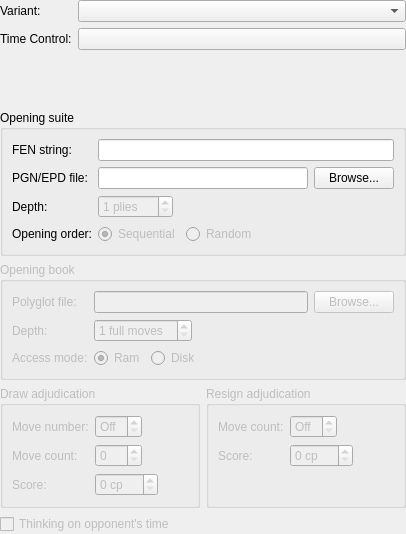
Old version of the form projects/gui/ui/gamesettingswidget.ui in the repository cutechess/cutechess.
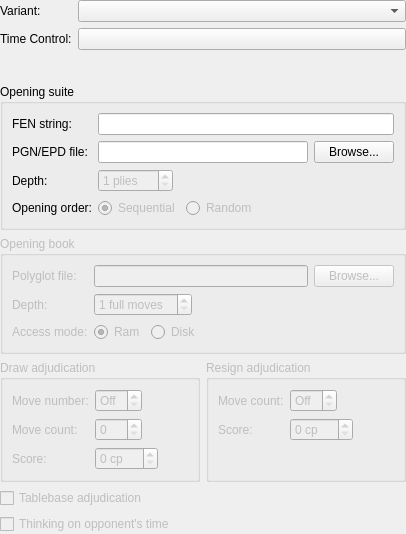
New version of the form.

Commit message: gui: add Gaviota tablebases (#82)

The edit to the form file:
```diff
--- a/projects/gui/ui/gamesettingswidget.ui
+++ b/projects/gui/ui/gamesettingswidget.ui
@@ -462,6 +462,16 @@
      </item>
     </layout>
    </item>
+   <item>
+    <widget class="QCheckBox" name="m_tbCheck">
+     <property name="enabled">
+      <bool>false</bool>
+     </property>
+     <property name="text">
+      <string>Tablebase adjudication</string>
+     </property>
+    </widget>
+   </item>
    <item>
     <widget class="QCheckBox" name="m_ponderingCheck">
      <property name="enabled">
```
The commit also changes 5 other files.
